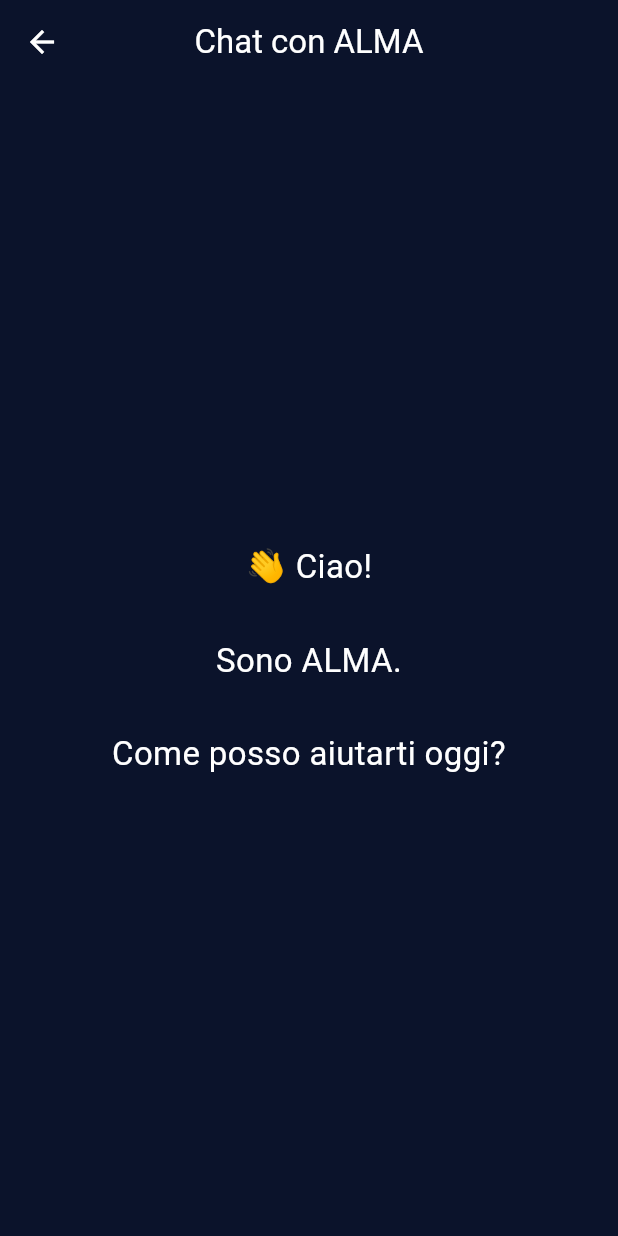
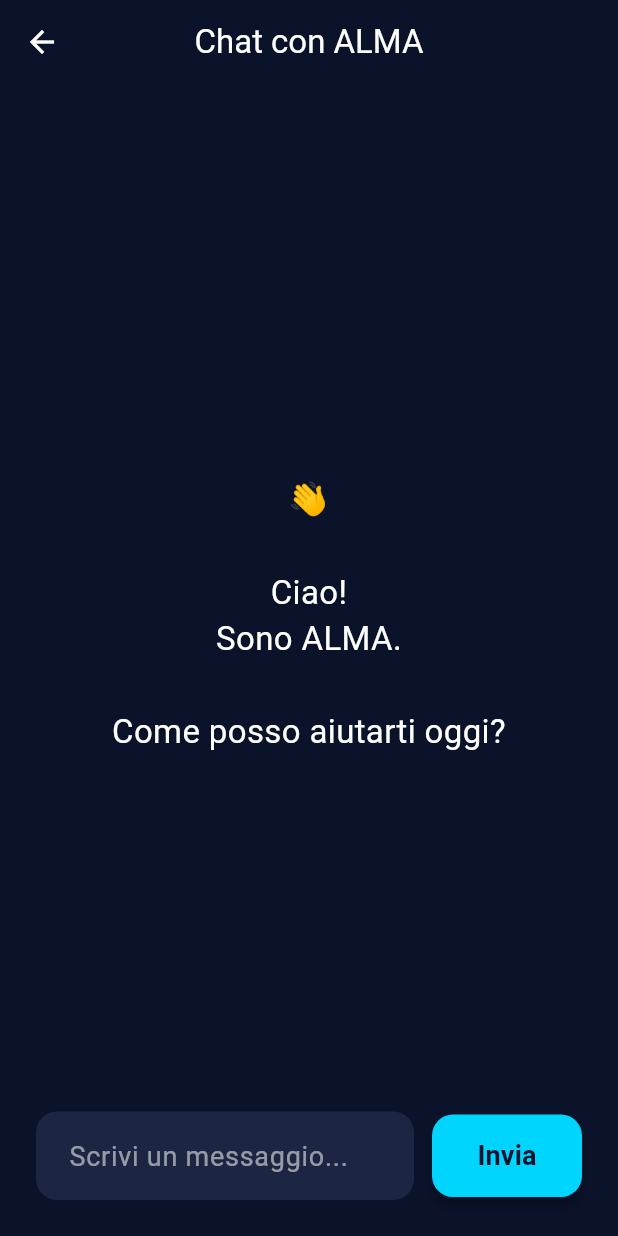
Before and after one commit to erossidev/ALMA, a Flutter app: the ChatPage screen opened directly, on a phone screen of 412 x 824 dp. Run offline on Flutter 3.47's test engine with Material 3 defaults, Android fonts, the phone set to English and light mode, and no system bars.

Commit message:
Implement basic chat interface

```diff
--- a/app/lib/features/chat/chat_page.dart
+++ b/app/lib/features/chat/chat_page.dart
@@ -1,23 +1,116 @@
 import 'package:flutter/material.dart';
 
+import '../../shared/widgets/alma_button.dart';
 import '../../shared/widgets/alma_scaffold.dart';
+import '../../shared/widgets/alma_text_field.dart';
+import '../../shared/models/chat_message.dart';
 
-class ChatPage extends StatelessWidget {
+class ChatPage extends StatefulWidget {
   const ChatPage({super.key});
 
   @override
+  State<ChatPage> createState() => _ChatPageState();
+}
+
+class _ChatPageState extends State<ChatPage> {
+  final TextEditingController _controller = TextEditingController();
+
+  final List<ChatMessage> _messages = [];
+
+	  void _sendMessage() {
+	  final text = _controller.text.trim();
+
+	  if (text.isEmpty) return;
+
+	  setState(() {
+		_messages.add(
+		  ChatMessage(
+			text: text,
+			isUser: true,
+		  ),
+		);
+	  });
+
+	  _controller.clear();
+	}
+
+  @override
+  void dispose() {
+    _controller.dispose();
+    super.dispose();
+  }
+
+  @override
   Widget build(BuildContext context) {
-    return const AlmaScaffold(
+    return AlmaScaffold(
       title: 'Chat con ALMA',
-      child: Center(
-        child: Text(
-          '👋 Ciao!\n\nSono ALMA.\n\nCome posso aiutarti oggi?',
-          textAlign: TextAlign.center,
-          style: TextStyle(
-            color: Colors.white,
-            fontSize: 22,
+      child: Column(
+        children: [
+         Expanded(
+  child: _messages.isEmpty
+      ? const Center(
+          child: Text(
+            '👋\n\nCiao!\nSono ALMA.\n\nCome posso aiutarti oggi?',
+            textAlign: TextAlign.center,
+            style: TextStyle(
+              color: Colors.white,
+              fontSize: 22,
+            ),
           ),
+        )
+      : ListView.builder(
+          itemCount: _messages.length,
+          itemBuilder: (context, index) {
+            final message = _messages[index];
+
+            return Padding(
+              padding: const EdgeInsets.symmetric(vertical: 8),
+              child: Align(
+                alignment: message.isUser
+                    ? Alignment.centerRight
+                    : Alignment.centerLeft,
+                child: Container(
+                  padding: const EdgeInsets.all(14),
+                  decoration: BoxDecoration(
+                    color: message.isUser
+                        ? const Color(0xFF00D5FF)
+                        : const Color(0xFF1C2541),
+                    borderRadius: BorderRadius.circular(14),
+                  ),
+                  child: Text(
+                    message.text,
+                    style: TextStyle(
+                      color: message.isUser
+                          ? Colors.black
+                          : Colors.white,
+                    ),
+                  ),
+                ),
+              ),
+            );
+          },
         ),
+),
+
+          Row(
+            children: [
+              Expanded(
+                child: AlmaTextField(
+                  controller: _controller,
+                  hintText: 'Scrivi un messaggio...',
+                ),
+              ),
+
+              const SizedBox(width: 12),
+
+              AlmaButton(
+                text: 'Invia',
+                width: 100,
+                onPressed: _sendMessage,
+              ),
+            ],
+          ),
+        ],
       ),
     );
   }
--- /dev/null
+++ b/app/lib/shared/models/chat_message.dart
@@ -0,0 +1,9 @@
+class ChatMessage {
+  final String text;
+  final bool isUser;
+
+  const ChatMessage({
+    required this.text,
+    required this.isUser,
+  });
+}
--- /dev/null
+++ b/app/lib/shared/widgets/alma_text_field.dart
@@ -0,0 +1,38 @@
+import 'package:flutter/material.dart';
+
+class AlmaTextField extends StatelessWidget {
+  final TextEditingController controller;
+  final String hintText;
+
+  const AlmaTextField({
+    super.key,
+    required this.controller,
+    required this.hintText,
+  });
+
+  @override
+  Widget build(BuildContext context) {
+    return TextField(
+      controller: controller,
+      style: const TextStyle(
+        color: Colors.white,
+      ),
+      decoration: InputDecoration(
+        hintText: hintText,
+        hintStyle: const TextStyle(
+          color: Colors.white54,
+        ),
+        filled: true,
+        fillColor: const Color(0xFF1C2541),
+        contentPadding: const EdgeInsets.symmetric(
+          horizontal: 18,
+          vertical: 16,
+        ),
+        border: OutlineInputBorder(
+          borderRadius: BorderRadius.circular(14),
+          borderSide: BorderSide.none,
+        ),
+      ),
+    );
+  }
+}
```
Also changed, not shown: 1 other file.
